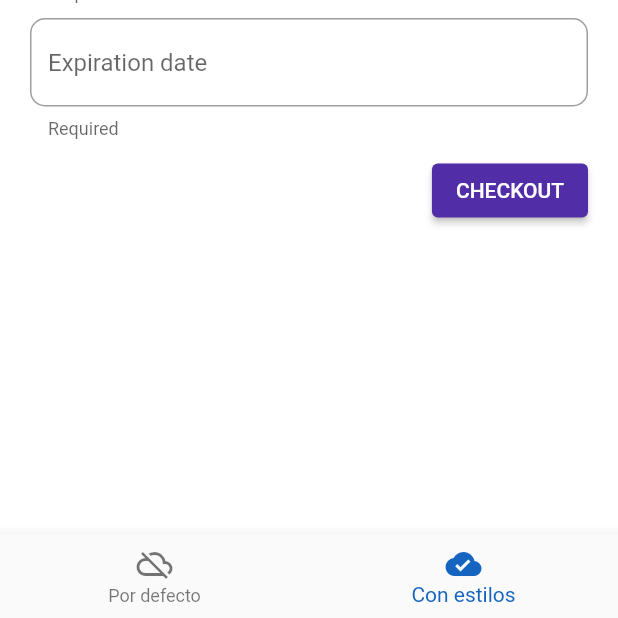
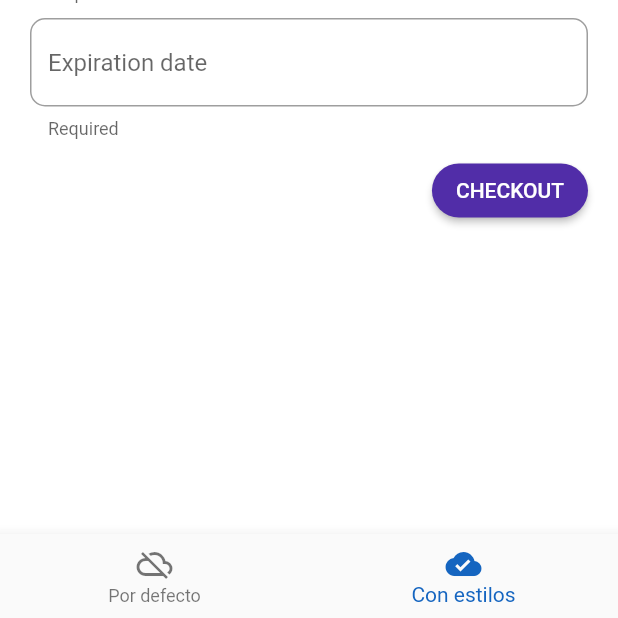
Before and after one commit to ach4m0/flutter-playground, a Flutter app: the screen it shows after launch, item 2 of the bottom bar chosen, on a phone screen of 412 x 824 dp, the part 618-1236 px from its top. Run offline on Flutter 3.47's test engine with Material 2 defaults, Android fonts, the light colour scheme and no system bars.

Commit message:
Added StadiumBorder and README

```diff
--- a/forms/lib/src/widgets/body_widget.dart
+++ b/forms/lib/src/widgets/body_widget.dart
@@ -41,9 +41,7 @@ class BodyWidget extends StatelessWidget {
                     child: Text('CHECKOUT'),
                     color: Colors.deepPurple[700],
                     textColor: Colors.white,
-                    shape: RoundedRectangleBorder(
-                      borderRadius: new BorderRadius.circular(4.0),
-                    ),
+                    shape: StadiumBorder(),
                   )
                 ],
                 mainAxisAlignment: MainAxisAlignment.end,
```
Also changed, not shown: forms/forms_app.png (added), forms/forms_app2.png (added), 1 other file.
